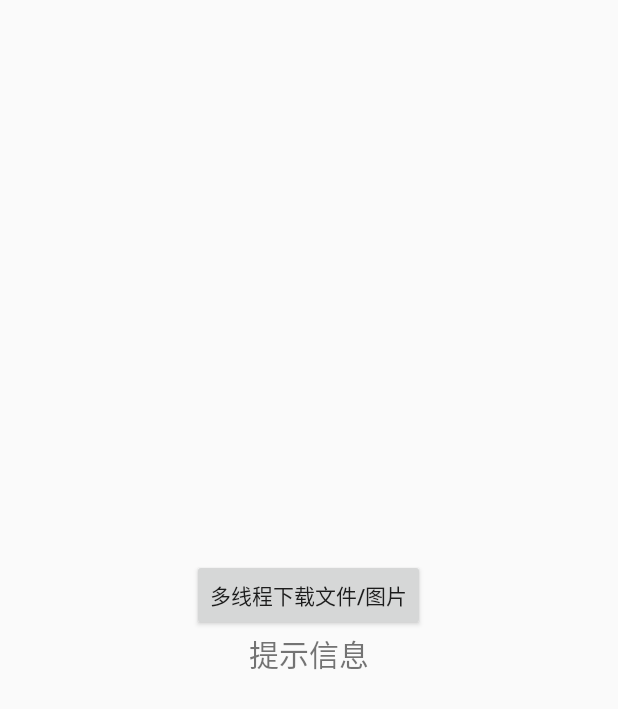
After one commit to yangshangwei/AndroidTourist, an Android app: the layout activity_download_tip.xml on its own in the app's theme, with its tools: preview values and no code run, on a phone screen of 412 x 824 dp. The commit adds this screen. Shown: the top 709 px of the screen. Run offline under Robolectric (Android 15) with nearby library versions, the phone set to English and light mode, and no system bars.

Commit message:
模拟多线程下载

```diff
--- a/androidbase/src/main/AndroidManifest.xml
+++ b/androidbase/src/main/AndroidManifest.xml
@@ -3,7 +3,8 @@
     package="com.turing.base" >
 
     <uses-permission android:name="android.permission.INTERNET" />
-
+    <uses-permission android:name="android.permission.WRITE_EXTERNAL_STORAGE"/>
+    <uses-permission android:name="android.permission.MOUNT_UNMOUNT_FILESYSTEMS"/>
     <application
         android:name=".AppContext"
         android:allowBackup="true"
@@ -25,6 +26,7 @@
         <activity android:name=".activity.LoginActivity_" />
         <activity android:name=".activity.JsonActivity_"/>
         <activity android:name=".activity.XmlActivity_"/>
+        <activity android:name=".activity.DownLoadActivity_"/>
     </application>
 
 </manifest>
--- a/androidbase/src/main/java/com/turing/base/activity/HttpActivity.java
+++ b/androidbase/src/main/java/com/turing/base/activity/HttpActivity.java
@@ -82,12 +82,13 @@ public class HttpActivity extends Activity {
                 startActivity(new Intent(this, LoginActivity_.class));
                 break;
             case R.id.id_btn_JsonModule:
-                startActivity(new Intent(this,JsonActivity_.class));
+                startActivity(new Intent(this, JsonActivity_.class));
                 break;
             case R.id.id_btn_XmlModule:
-                startActivity(new Intent(this,XmlActivity_.class));
+                startActivity(new Intent(this, XmlActivity_.class));
                 break;
             case R.id.id_btn_multiThread:
+                startActivity(new Intent(this, DownLoadActivity_.class));
                 break;
             case R.id.id_btn_httpUpLoad:
                 break;
--- a/androidbase/src/main/java/com/turing/base/activity/XmlActivity.java
+++ b/androidbase/src/main/java/com/turing/base/activity/XmlActivity.java
@@ -38,7 +38,7 @@ public class XmlActivity extends Activity {
     @ViewById(R.id.id_layout_body)
     RelativeLayout relativeLayout ;
 
-    private String url = "http://192.168.1.105:8080/HttpService/skills.xml" ;
+    private String url = "http://192.168.1.101:8080/HttpService/skills.xml" ;
     private Handler handler = new Handler();
 
     @Click({R.id.id_btn_getXml,R.id.id_btn_showXml,R.id.id_btn_clearXml})
--- /dev/null
+++ b/androidbase/src/main/res/layout/activity_download_tip.xml
@@ -0,0 +1,24 @@
+<?xml version="1.0" encoding="utf-8"?>
+<LinearLayout xmlns:android="http://schemas.android.com/apk/res/android"
+    android:layout_width="match_parent"
+    android:layout_height="match_parent"
+    android:gravity="center"
+
+    android:orientation="vertical">
+
+
+    <Button
+        android:id="@+id/id_btn_downLoad"
+        android:layout_width="wrap_content"
+        android:layout_height="wrap_content"
+        android:text="@string/downFile"/>
+
+    <TextView
+        android:id="@+id/id_tv_downLoad_tip"
+        android:layout_width="wrap_content"
+        android:layout_height="wrap_content"
+        android:layout_gravity="center"
+        android:textSize="20sp"
+        android:text="@string/tip"/>
+
+</LinearLayout>
--- a/androidbase/src/main/res/values/strings.xml
+++ b/androidbase/src/main/res/values/strings.xml
@@ -21,7 +21,7 @@
     <string name="xml">XML解析</string>
     <string name="httpUpLoad">Http方式上传图片</string>
     <string name="httpClientUpload">HttpClient上传图片</string>
-    <string name="mulitDownLoad">多线程下载</string>
+    <string name="mulitDownLoad">多线程下载图片</string>
     <string name="title_activity_json">JsonActivity</string>
     <string name="getJson">Get-Json</string>
     <string name="showJson">ShowJson</string>
@@ -30,4 +30,6 @@
     <string name="getXml">GetXml</string>
     <string name="showXml">ShowXml</string>
     <string name="clearXml">ClearXml</string>
+    <string name="tip">提示信息</string>
+    <string name="downFile">多线程下载文件/图片</string>
 </resources>
```
Also changed, not shown: androidbase/src/main/java/com/turing/base/activity/DownLoadActivity.java (added, +72 -0 lines), androidbase/src/main/java/com/turing/base/http/downHttp/DownLoad.java (added, +182 -0 lines).
